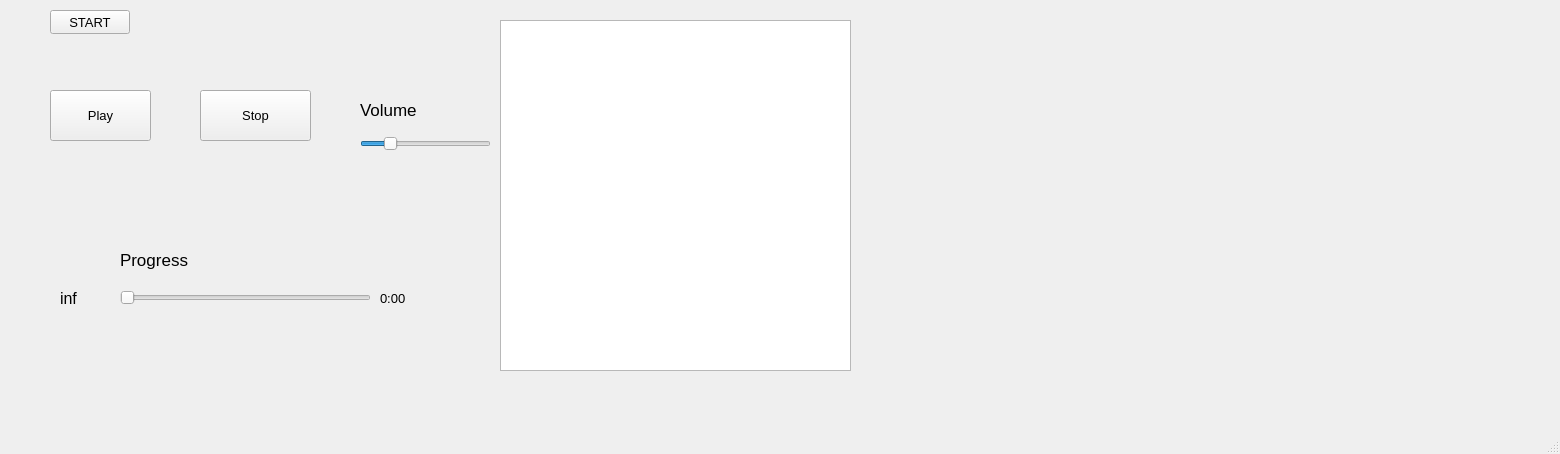
Before: the Qt Designer form music_player/music_player.ui in yoorgoo/Metro_Music, drawn with Qt 5.
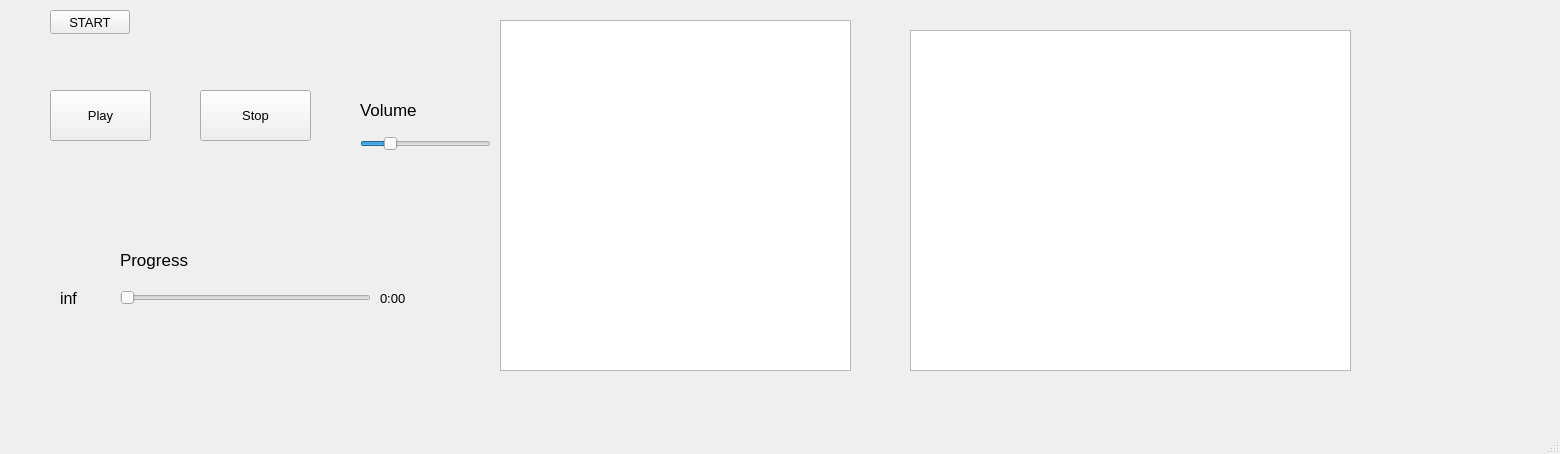
After: the same form once the commit is applied.

Commit message: added a model based list view and populated that. Left the item view also. Gonna slowly migrate to model based and then take out item view.

The edit to the form file:
```diff
--- a/music_player/music_player.ui
+++ b/music_player/music_player.ui
@@ -167,6 +167,16 @@
      </rect>
     </property>
    </widget>
+   <widget class="QListView" name="listView">
+    <property name="geometry">
+     <rect>
+      <x>910</x>
+      <y>30</y>
+      <width>441</width>
+      <height>341</height>
+     </rect>
+    </property>
+   </widget>
   </widget>
   <widget class="QMenuBar" name="menubar">
    <property name="geometry">
```
The commit also changes 3 other files.
